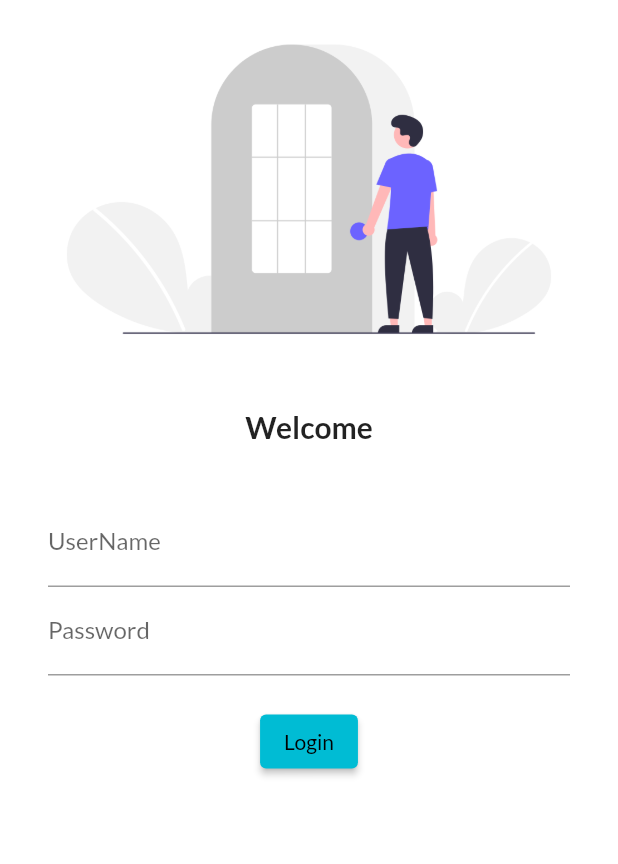
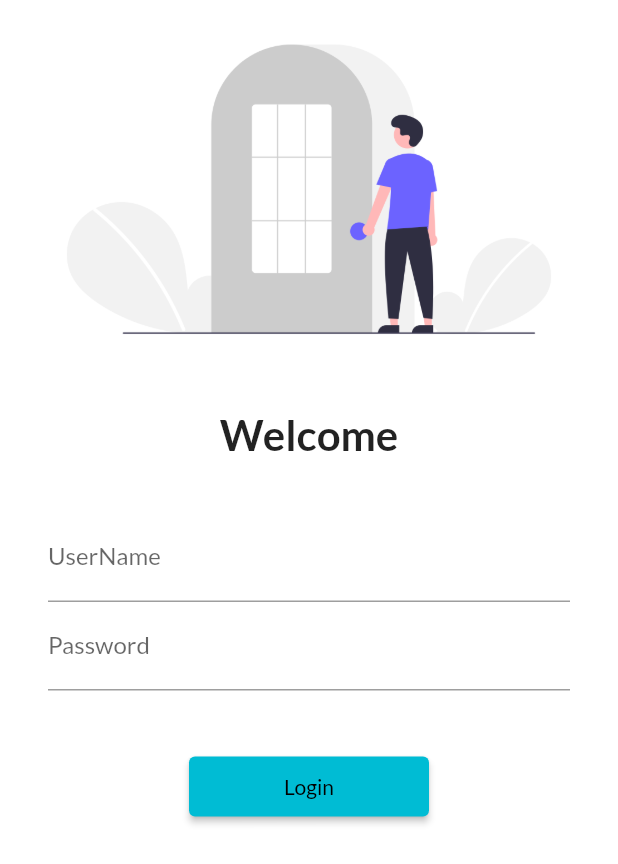
Before and after one commit to shivamyadav37/flutter_catalog, a Flutter app: the screen it shows after launch, on a phone screen of 412 x 824 dp. Shown: the top 864 px of the screen. Run offline on Flutter 3.47's test engine with Material 2 defaults, Android fonts, the phone set to English and light mode, and no system bars; our stand-ins replace google_fonts.

```diff
--- a/lib/pages/loginpage.dart
+++ b/lib/pages/loginpage.dart
@@ -5,6 +5,7 @@ class LoginPage extends StatelessWidget {
   Widget build(BuildContext context) {
     return Material(
         color: Colors.white,
+        child: SingleChildScrollView(
           child: Column(
             children: [
               Image.asset(
@@ -17,7 +18,7 @@ class LoginPage extends StatelessWidget {
               Text(
                 "Welcome",
                 style: TextStyle(
-                fontSize: 20,
+                  fontSize: 28,
                   fontWeight: FontWeight.bold,
                 ),
               ),
@@ -25,8 +26,8 @@ class LoginPage extends StatelessWidget {
                 height: 20,
               ),
               Padding(
-              padding:
-                  const EdgeInsets.symmetric(vertical: 16.0, horizontal: 32.0),
+                padding: const EdgeInsets.symmetric(
+                    vertical: 16.0, horizontal: 32.0),
                 child: Column(
                   children: [
                     TextFormField(
@@ -43,10 +44,11 @@ class LoginPage extends StatelessWidget {
                       ),
                     ),
                     SizedBox(
-                    height: 20,
+                      height: 40,
                     ),
                     ElevatedButton(
                       child: Text("Login"),
+                      style: TextButton.styleFrom(minimumSize: Size(160, 40)),
                       onPressed: () {
                         print("Success");
                       },
@@ -55,6 +57,7 @@ class LoginPage extends StatelessWidget {
                 ),
               )
             ],
+          ),
         ));
   }
 }
```
Also changed, not shown: lib/utils/routes.dart (added). Lines whose indentation alone changed are shown as unchanged.
